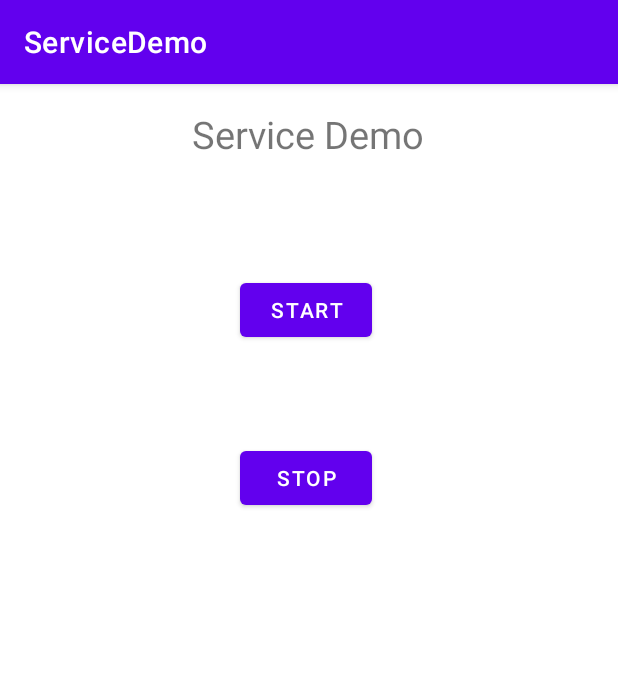
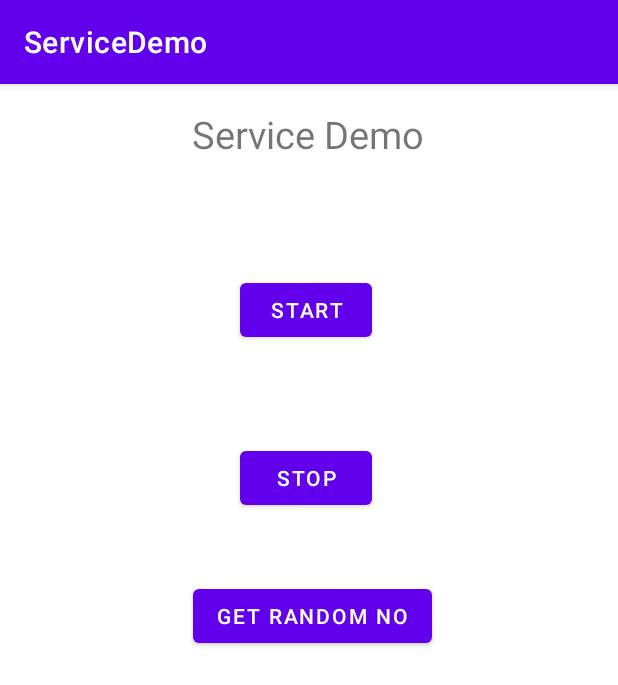
Before and after one commit to Tarush27/ServiceDemoAndroid, an Android app: the screen it shows after launch (MainActivity), on a phone screen of 412 x 824 dp. Shown: the top 685 px of the screen. Run offline under Robolectric (Android 15) with nearby library versions, the phone set to English and light mode, and no system bars.

Commit message:
added button to generate random no and a text view to show random no.

```diff
--- a/app/src/main/res/layout/activity_main.xml
+++ b/app/src/main/res/layout/activity_main.xml
@@ -40,4 +40,27 @@
         app:layout_constraintStart_toStartOf="parent"
         app:layout_constraintTop_toBottomOf="@+id/btnStart" />
 
+    <Button
+        android:id="@+id/randomNoBtn"
+        android:layout_width="wrap_content"
+        android:layout_height="wrap_content"
+        android:layout_marginTop="44dp"
+        android:text="GET RANDOM NO"
+        app:layout_constraintEnd_toEndOf="parent"
+        app:layout_constraintHorizontal_bias="0.509"
+        app:layout_constraintStart_toStartOf="parent"
+        app:layout_constraintTop_toBottomOf="@+id/btnStop" />
+
+    <TextView
+        android:id="@+id/showRandomTextView"
+        android:layout_width="228dp"
+        android:layout_height="46dp"
+        android:layout_marginTop="48dp"
+        android:textAlignment="center"
+        app:layout_constraintEnd_toEndOf="parent"
+        app:layout_constraintHorizontal_bias="0.497"
+        app:layout_constraintStart_toStartOf="parent"
+        app:layout_constraintTop_toBottomOf="@+id/randomNoBtn"
+        tools:text="6" />
+
 </androidx.constraintlayout.widget.ConstraintLayout>
```
